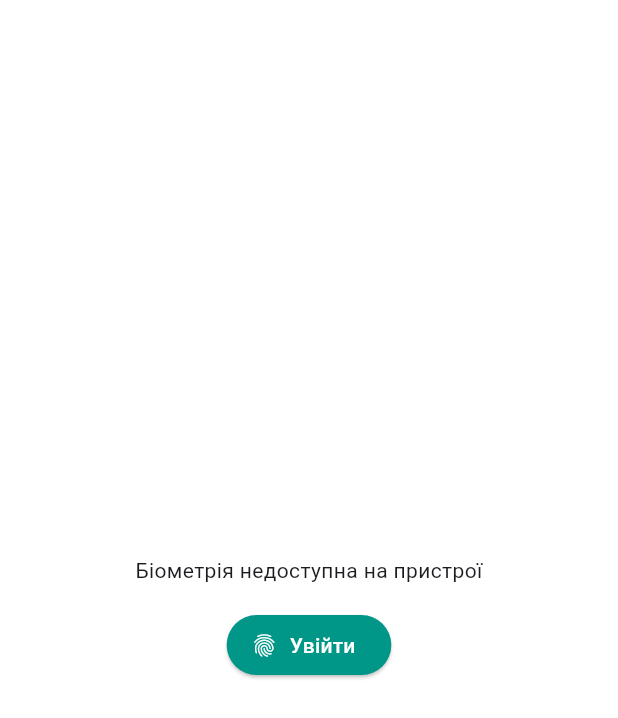
After one commit to freeztyl00/expense_tracker, a Flutter app: the screen it shows once a user with an empty profile is signed in, after a tap on "Увійти", on a phone screen of 412 x 824 dp. The commit adds this screen. Shown: the top 718 px of the screen. Run offline on Flutter 3.47's test engine with Material 3 defaults, Android fonts, the phone set to English and light mode, and no system bars; our stand-ins replace cloud_firestore, firebase_auth, firebase_core, fl_chart, google_sign_in, local_auth; accounts and stored records are empty.

Commit message:
Add fingerprint login and biometric auth screen

```diff
--- a/lib/main.dart
+++ b/lib/main.dart
@@ -4,6 +4,7 @@ import 'package:expense_tracker/presentation/screens/edit_transaction_screen.dar
 import 'package:expense_tracker/presentation/screens/home_screen.dart';
 import 'package:expense_tracker/presentation/screens/login_screens.dart';
 import 'package:expense_tracker/presentation/screens/profile_screen.dart';
+import 'package:expense_tracker/presentation/screens/auth_wrapper.dart';
 import 'package:expense_tracker/presentation/providers/transaction_provider.dart';
 import 'package:expense_tracker/data/repositories/firestore_transaction_repository.dart';
 import 'package:expense_tracker/domain/usecases/add_transaction.dart';
@@ -60,8 +61,8 @@ class ExpenseTrackerApp extends StatelessWidget {
             border: OutlineInputBorder(),
           ),
         ),
-        // Початковий маршрут - екран входу
-        initialRoute: '/login',
+        // Головний віджет визначає екран в залежності від стану сесії
+        home: const AuthWrapper(),
         routes: {
           '/login': (context) => const LoginScreen(),
           '/setup': (context) => const SetupScreen(),
--- /dev/null
+++ b/lib/presentation/screens/auth_wrapper.dart
@@ -0,0 +1,32 @@
+import 'package:flutter/material.dart';
+import 'package:firebase_auth/firebase_auth.dart';
+import '../../presentation/screens/login_screens.dart';
+import 'biometric_auth_screen.dart';
+
+// Віджет, що перевіряє стан автентифікації користувача
+class AuthWrapper extends StatelessWidget {
+  const AuthWrapper({super.key});
+
+  @override
+  Widget build(BuildContext context) {
+    return StreamBuilder<User?>(
+      stream: FirebaseAuth.instance.authStateChanges(),
+      builder: (context, snapshot) {
+        // Показуємо індикатор, поки перевіряємо стан користувача
+        if (snapshot.connectionState == ConnectionState.waiting) {
+          return const Scaffold(
+            body: Center(child: CircularProgressIndicator()),
+          );
+        }
+        final user = snapshot.data;
+        if (user == null) {
+          // Якщо користувач не залогінений, показуємо екран входу
+          return const LoginScreen();
+        }
+
+        // Якщо користувач залогінений, просимо підтвердити вхід біометрією
+        return const BiometricAuthScreen();
+      },
+    );
+  }
+}
--- /dev/null
+++ b/lib/presentation/screens/biometric_auth_screen.dart
@@ -0,0 +1,100 @@
+import 'package:flutter/material.dart';
+import 'package:local_auth/local_auth.dart';
+import 'package:firebase_auth/firebase_auth.dart';
+import 'package:provider/provider.dart';
+import '../providers/transaction_provider.dart';
+import 'home_screen.dart';
+import 'setup_screen.dart';
+
+// Екран біометричної авторизації
+class BiometricAuthScreen extends StatefulWidget {
+  const BiometricAuthScreen({super.key});
+
+  @override
+  State<BiometricAuthScreen> createState() => _BiometricAuthScreenState();
+}
+
+class _BiometricAuthScreenState extends State<BiometricAuthScreen> {
+  final _auth = LocalAuthentication();
+  bool _isChecking = true;
+  String? _error;
+
+  @override
+  void initState() {
+    super.initState();
+    _authenticate();
+  }
+
+  // Перевіряємо відбиток пальця та переходимо до додатку
+  Future<void> _authenticate() async {
+    try {
+      final canCheck = await _auth.canCheckBiometrics ||
+          await _auth.isDeviceSupported();
+      bool success = false;
+      if (canCheck) {
+        success = await _auth.authenticate(
+          localizedReason: 'Підтвердіть вхід відбитком пальця',
+          options: const AuthenticationOptions(biometricOnly: true),
+        );
+      } else {
+        setState(() {
+          _error = 'Біометрія недоступна на пристрої';
+        });
+      }
+      if (success) {
+        final user = FirebaseAuth.instance.currentUser!;
+        final provider = Provider.of<TransactionProvider>(context, listen: false);
+        provider.updateUser(user.uid);
+        await provider.loadData();
+        if (provider.initialBalance == null) {
+          Navigator.pushReplacementNamed(context, '/setup');
+        } else {
+          Navigator.pushReplacementNamed(context, '/home');
+        }
+      }
+    } catch (e) {
+      setState(() => _error = 'Помилка біометричної авторизації: $e');
+    } finally {
+      if (mounted) setState(() => _isChecking = false);
+    }
+  }
+
+  @override
+  Widget build(BuildContext context) {
+    if (_isChecking) {
+      return const Scaffold(
+        body: Center(child: CircularProgressIndicator()),
+      );
+    }
+
+    return Scaffold(
+      body: Center(
+        child: Column(
+          mainAxisSize: MainAxisSize.min,
+          children: [
+            if (_error != null)
+              Padding(
+                padding: const EdgeInsets.only(bottom: 16),
+                child: Text(_error!, textAlign: TextAlign.center),
+              ),
+            ElevatedButton.icon(
+              onPressed: () {
+                setState(() {
+                  _isChecking = true;
+                  _error = null;
+                });
+                _authenticate();
+              },
+              icon: const Icon(Icons.fingerprint),
+              label: const Text('Увійти'),
+              style: ElevatedButton.styleFrom(
+                backgroundColor: Colors.teal,
+                foregroundColor: Colors.white,
+              ),
+            ),
+          ],
+        ),
+      ),
+    );
+  }
+}
--- a/lib/presentation/screens/login_screens.dart
+++ b/lib/presentation/screens/login_screens.dart
@@ -3,6 +3,7 @@ import 'package:firebase_auth/firebase_auth.dart';
 import 'package:google_sign_in/google_sign_in.dart';
 import 'package:expense_tracker/presentation/providers/transaction_provider.dart';
 import 'package:provider/provider.dart';
+import 'package:local_auth/local_auth.dart';
 
 // Екран логіну та реєстрації користувача
 class LoginScreen extends StatefulWidget {
@@ -20,6 +21,7 @@ class _LoginScreenState extends State<LoginScreen> {
   bool _isLogin = true;
   bool _obscurePassword = true;
   String? _error;
+  bool _isLoading = false;
 
   @override
   void dispose() {
@@ -47,6 +49,10 @@ class _LoginScreenState extends State<LoginScreen> {
       return;
     }
 
+    setState(() {
+      _isLoading = true;
+      _error = null;
+    });
     try {
       if (_isLogin) {
         await FirebaseAuth.instance.signInWithEmailAndPassword(
@@ -79,11 +85,17 @@ class _LoginScreenState extends State<LoginScreen> {
       setState(() => _error = message);
     } catch (e) {
       setState(() => _error = 'Невідома помилка: $e');
+    } finally {
+      setState(() => _isLoading = false);
     }
   }
 
   // Авторизація через Google
   Future<void> _signInWithGoogle() async {
+    setState(() {
+      _isLoading = true;
+      _error = null;
+    });
     try {
       final googleUser = await GoogleSignIn().signIn();
       if (googleUser == null) return;
@@ -107,8 +119,62 @@ class _LoginScreenState extends State<LoginScreen> {
       }
     } catch (e) {
       setState(() {
-        _error = 'Помилка входу через Google: \$e';
+        _error = 'Помилка входу через Google: $e';
       });
+    } finally {
+      setState(() => _isLoading = false);
+    }
+  }
+
+  // Вхід за допомогою біометрії
+  Future<void> _signInWithBiometrics() async {
+    setState(() {
+      _isLoading = true;
+      _error = null;
+    });
+    try {
+      final currentUser = FirebaseAuth.instance.currentUser;
+      if (currentUser == null) {
+        setState(() {
+          _error = 'Спочатку увійдіть звичайним способом';
+        });
+        return;
+      }
+
+      final auth = LocalAuthentication();
+      final canCheck = await auth.canCheckBiometrics ||
+          await auth.isDeviceSupported();
+      if (!canCheck) {
+        setState(() {
+          _error = 'Біометрія недоступна на пристрої';
+        });
+        return;
+      }
+      final authenticated = await auth.authenticate(
+        localizedReason: 'Підтвердіть вхід відбитком пальця',
+        options: const AuthenticationOptions(biometricOnly: true),
+      );
+      if (!authenticated) {
+        setState(() {
+          _error = 'Не вдалося розпізнати відбиток';
+        });
+        return;
+      }
+
+      final provider = Provider.of<TransactionProvider>(context, listen: false);
+      provider.updateUser(currentUser.uid);
+      await provider.loadData();
+      if (provider.initialBalance != null) {
+        Navigator.pushReplacementNamed(context, '/home');
+      } else {
+        Navigator.pushReplacementNamed(context, '/setup');
+      }
+    } catch (e) {
+      setState(() {
+        _error = 'Помилка біометричного входу: $e';
+      });
+    } finally {
+      setState(() => _isLoading = false);
     }
   }
 
@@ -116,7 +182,9 @@ class _LoginScreenState extends State<LoginScreen> {
   Widget build(BuildContext context) {
     return Scaffold(
       backgroundColor: const Color(0xFFF9F9F9),
-      body: SafeArea(
+      body: Stack(
+        children: [
+          SafeArea(
             child: SingleChildScrollView(
               padding: const EdgeInsets.symmetric(horizontal: 32, vertical: 24),
               child: Column(
@@ -234,6 +302,16 @@ class _LoginScreenState extends State<LoginScreen> {
                   ),
                 ),
               ),
+              const SizedBox(height: 16),
+              ElevatedButton.icon(
+                onPressed: _signInWithBiometrics,
+                icon: const Icon(Icons.fingerprint),
+                label: const Text('Увійти відбитком пальця'),
+                style: ElevatedButton.styleFrom(
+                  backgroundColor: Colors.teal,
+                  foregroundColor: Colors.white,
+                ),
+              ),
               if (_error != null)
                 Padding(
                   padding: const EdgeInsets.only(top: 16),
@@ -247,6 +325,13 @@ class _LoginScreenState extends State<LoginScreen> {
             ],
           ),
         ),
+      ),
+      if (_isLoading)
+        Container(
+          color: Colors.black45,
+          child: const Center(child: CircularProgressIndicator()),
+        ),
+    ],
   ),
 );
   }
--- a/pubspec.yaml
+++ b/pubspec.yaml
@@ -37,6 +37,7 @@ dependencies:
   fl_chart: ^1.0.0
   intl: ^0.19.0
   google_sign_in: ^6.1.5
+  local_auth: ^2.1.7
 
   # The following adds the Cupertino Icons font to your application.
   # Use with the CupertinoIcons class for iOS style icons.
```
Also changed, not shown: 2 other files. Lines whose indentation alone changed are shown as unchanged.
